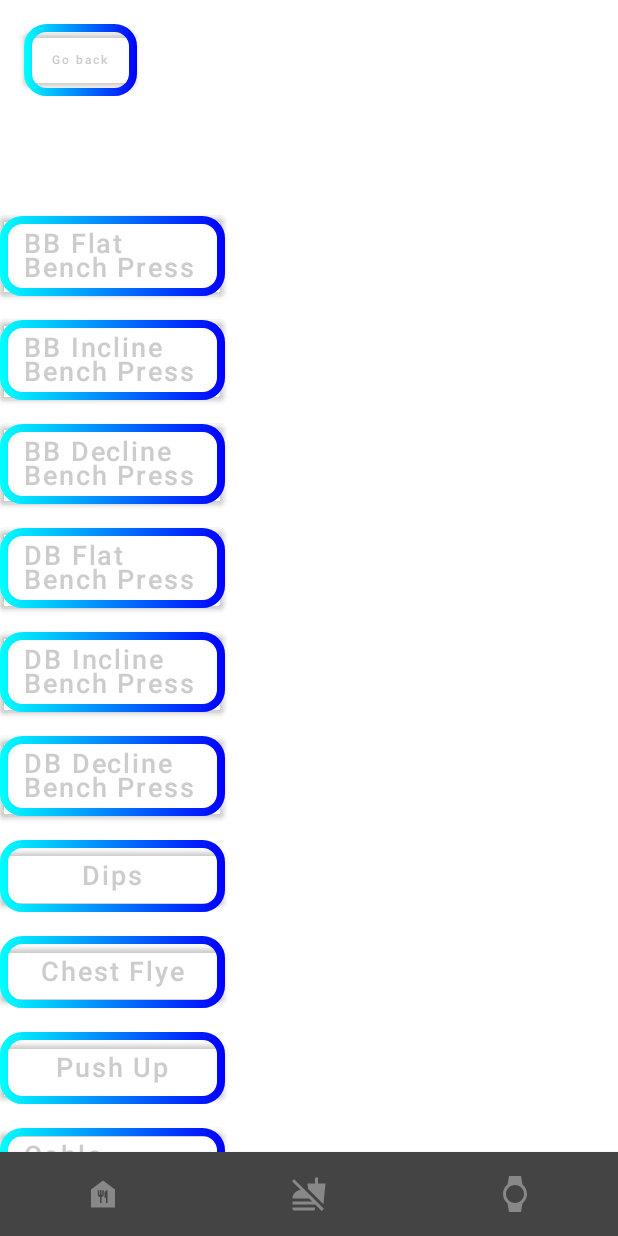
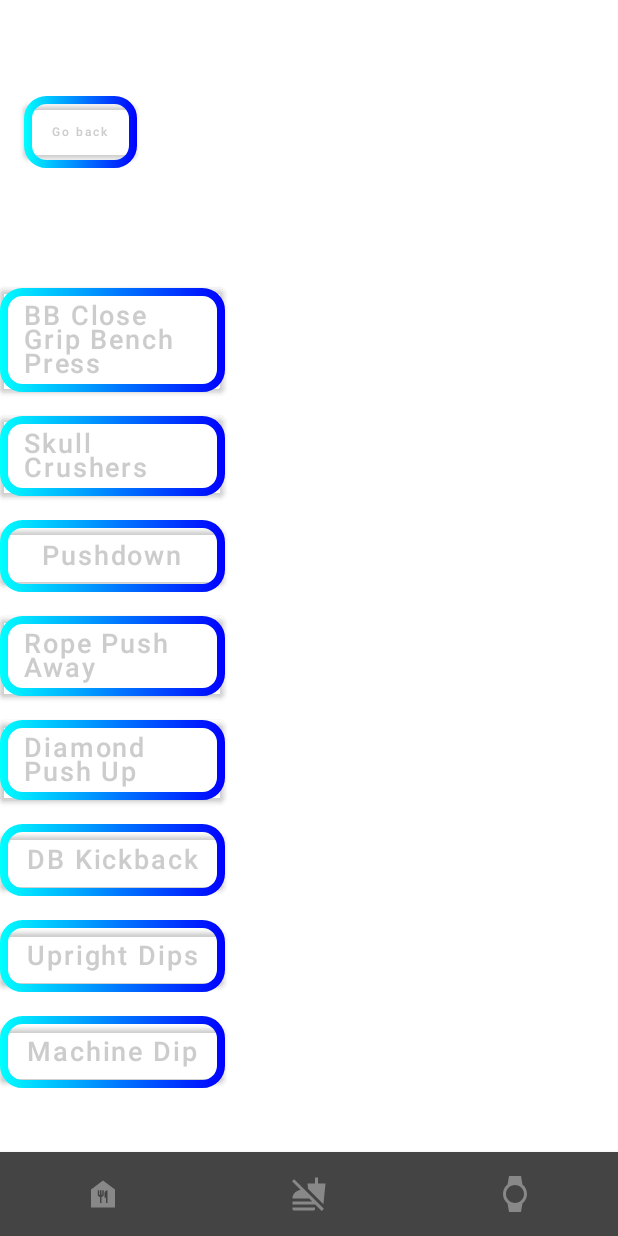
Before and after one commit to Capybara-Dev-Team/ProShaped-app, an Android app built with Jetpack Compose: the TricepsScreen screen opened through its navigation route, on a phone screen of 412 x 824 dp. Run offline under Robolectric (Android 15) with nearby library versions, the phone set to English and light mode, and no system bars; 2 statements that could not run were skipped.

Commit message:
Added triceps exercises

```diff
--- a/ProShaped/app/src/main/java/com/example/proshapedapp/workoutScreenPackage/AddWorkout.kt
+++ b/ProShaped/app/src/main/java/com/example/proshapedapp/workoutScreenPackage/AddWorkout.kt
@@ -35,6 +35,7 @@ fun AddWorkout(navController: NavController, name: String?) {
     }
     var weight: Float
     var reps: Int
+    // !!! make sure the weight and the reps input is not negative
 
     Column(
         modifier = Modifier.fillMaxSize(),
--- a/ProShaped/app/src/main/java/com/example/proshapedapp/workoutScreenPackage/DisplayWorkout.kt
+++ b/ProShaped/app/src/main/java/com/example/proshapedapp/workoutScreenPackage/DisplayWorkout.kt
@@ -44,6 +44,10 @@ fun DisplayWorkout(navController: NavController, name: String?) {
             type == "frontraise" || type == "reardeltraise" ||
             type == "facepull" || type == "reversemachineflye"){
         id = 1
+    }else if (type == "closegripbenchpress" || type == "skullcrushers" ||
+            type == "pushdown" || type == "ropepushaway" || type == "diamondpushup" ||
+            type == "dbkickback" || type == "uprightdips" || type == "machinedip"){
+        id = 2
     }
     //check also for the rest
 
--- a/ProShaped/app/src/main/java/com/example/proshapedapp/workoutScreenPackage/tricepsPackage/TricepsScreen.kt
+++ b/ProShaped/app/src/main/java/com/example/proshapedapp/workoutScreenPackage/tricepsPackage/TricepsScreen.kt
@@ -69,7 +69,7 @@ fun TricepsScreen(navController: NavController) {
         Spacer(modifier = Modifier.size(64.dp))
 
         Button(onClick = {
-            navController.navigate(Screen.DisplayScreen.withArgs("bbflat"))
+            navController.navigate(Screen.DisplayScreen.withArgs("closegripbenchpress"))
         },
             colors = ButtonDefaults.buttonColors(
                 backgroundColor = Color.Transparent,
@@ -93,13 +93,13 @@ fun TricepsScreen(navController: NavController) {
                     )
                 )
         ) {
-            Text(text = "BB Flat Bench Press", fontSize = 18.sp)
+            Text(text = "BB Close Grip Bench Press", fontSize = 18.sp)
         }
 
         Spacer(modifier = Modifier.size(16.dp))
 
         Button(onClick = {
-            navController.navigate(Screen.DisplayScreen.withArgs("bbincline"))
+            navController.navigate(Screen.DisplayScreen.withArgs("skullcrushers"))
         },
             colors = ButtonDefaults.buttonColors(
                 backgroundColor = Color.Transparent,
@@ -123,13 +123,13 @@ fun TricepsScreen(navController: NavController) {
                     )
                 )
         ) {
-            Text(text = "BB Incline Bench Press", fontSize = 18.sp)
+            Text(text = "Skull Crushers", fontSize = 18.sp)
         }
 
         Spacer(modifier = Modifier.size(16.dp))
 
         Button(onClick = {
-            navController.navigate(Screen.DisplayScreen.withArgs("bbdecline"))
+            navController.navigate(Screen.DisplayScreen.withArgs("pushdown"))
         },
             colors = ButtonDefaults.buttonColors(
                 backgroundColor = Color.Transparent,
@@ -153,13 +153,13 @@ fun TricepsScreen(navController: NavController) {
                     )
                 )
         ) {
-            Text(text = "BB Decline Bench Press", fontSize = 18.sp)
+            Text(text = "Pushdown", fontSize = 18.sp)
         }
 
         Spacer(modifier = Modifier.size(16.dp))
 
         Button(onClick = {
-            navController.navigate(Screen.DisplayScreen.withArgs("dbflat"))
+            navController.navigate(Screen.DisplayScreen.withArgs("ropepushaway"))
         },
             colors = ButtonDefaults.buttonColors(
                 backgroundColor = Color.Transparent,
@@ -183,13 +183,13 @@ fun TricepsScreen(navController: NavController) {
                     )
                 )
         ) {
-            Text(text = "DB Flat Bench Press", fontSize = 18.sp)
+            Text(text = "Rope Push Away", fontSize = 18.sp)
         }
 
         Spacer(modifier = Modifier.size(16.dp))
 
         Button(onClick = {
-            navController.navigate(Screen.DisplayScreen.withArgs("dbincline"))
+            navController.navigate(Screen.DisplayScreen.withArgs("diamondpushup"))
         },
             colors = ButtonDefaults.buttonColors(
                 backgroundColor = Color.Transparent,
@@ -213,13 +213,13 @@ fun TricepsScreen(navController: NavController) {
                     )
                 )
         ) {
-            Text(text = "DB Incline Bench Press", fontSize = 18.sp)
+            Text(text = "Diamond Push Up", fontSize = 18.sp)
         }
 
         Spacer(modifier = Modifier.size(16.dp))
 
         Button(onClick = {
-            navController.navigate(Screen.DisplayScreen.withArgs("dbdecline"))
+            navController.navigate(Screen.DisplayScreen.withArgs("dbkickback"))
         },
             colors = ButtonDefaults.buttonColors(
                 backgroundColor = Color.Transparent,
@@ -243,13 +243,13 @@ fun TricepsScreen(navController: NavController) {
                     )
                 )
         ) {
-            Text(text = "DB Decline Bench Press", fontSize = 18.sp)
+            Text(text = "DB Kickback", fontSize = 18.sp)
         }
 
         Spacer(modifier = Modifier.size(16.dp))
 
         Button(onClick = {
-            navController.navigate(Screen.DisplayScreen.withArgs("dips"))
+            navController.navigate(Screen.DisplayScreen.withArgs("uprightdips"))
         },
             colors = ButtonDefaults.buttonColors(
                 backgroundColor = Color.Transparent,
@@ -273,13 +273,13 @@ fun TricepsScreen(navController: NavController) {
                     )
                 )
         ) {
-            Text(text = "Dips", fontSize = 18.sp)
+            Text(text = "Upright Dips", fontSize = 18.sp)
         }
 
         Spacer(modifier = Modifier.size(16.dp))
 
         Button(onClick = {
-            navController.navigate(Screen.DisplayScreen.withArgs("flye"))
+            navController.navigate(Screen.DisplayScreen.withArgs("machinedip"))
         },
             colors = ButtonDefaults.buttonColors(
                 backgroundColor = Color.Transparent,
@@ -303,67 +303,7 @@ fun TricepsScreen(navController: NavController) {
                     )
                 )
         ) {
-            Text(text = "Chest Flye", fontSize = 18.sp)
-        }
-
-        Spacer(modifier = Modifier.size(16.dp))
-
-        Button(onClick = {
-            navController.navigate(Screen.DisplayScreen.withArgs("pushup"))
-        },
-            colors = ButtonDefaults.buttonColors(
-                backgroundColor = Color.Transparent,
-                contentColor = Color.LightGray
-
-            ),
-            modifier = Modifier
-                .border(
-                    width = 5.dp,
-                    brush = Brush.horizontalGradient(listOf(Color.Cyan, Color.Blue)),
-                    shape = RoundedCornerShape(15.dp)
-                )
-                .width(150.dp)
-                .background(
-                    Brush.horizontalGradient(
-                        colors = listOf(
-                            Color.Transparent,
-                            Color.Transparent
-                        ),
-                        startX = 150f
-                    )
-                )
-        ) {
-            Text(text = "Push Up", fontSize = 18.sp)
-        }
-
-        Spacer(modifier = Modifier.size(16.dp))
-
-        Button(onClick = {
-            navController.navigate(Screen.DisplayScreen.withArgs("cablecrossover"))
-        },
-            colors = ButtonDefaults.buttonColors(
-                backgroundColor = Color.Transparent,
-                contentColor = Color.LightGray
-
-            ),
-            modifier = Modifier
-                .border(
-                    width = 5.dp,
-                    brush = Brush.horizontalGradient(listOf(Color.Cyan, Color.Blue)),
-                    shape = RoundedCornerShape(15.dp)
-                )
-                .width(150.dp)
-                .background(
-                    Brush.horizontalGradient(
-                        colors = listOf(
-                            Color.Transparent,
-                            Color.Transparent
-                        ),
-                        startX = 150f
-                    )
-                )
-        ) {
-            Text(text = "Cable Crossover", fontSize = 18.sp)
+            Text(text = "Machine Dip", fontSize = 18.sp)
         }
 
         Spacer(modifier = Modifier.size(32.dp))
```
